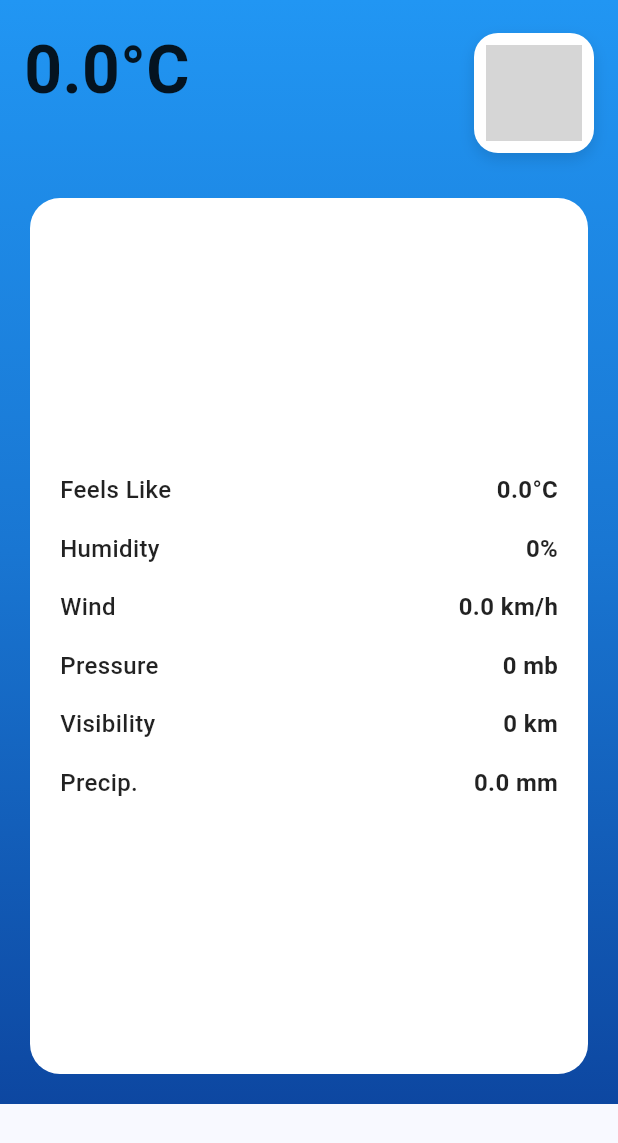
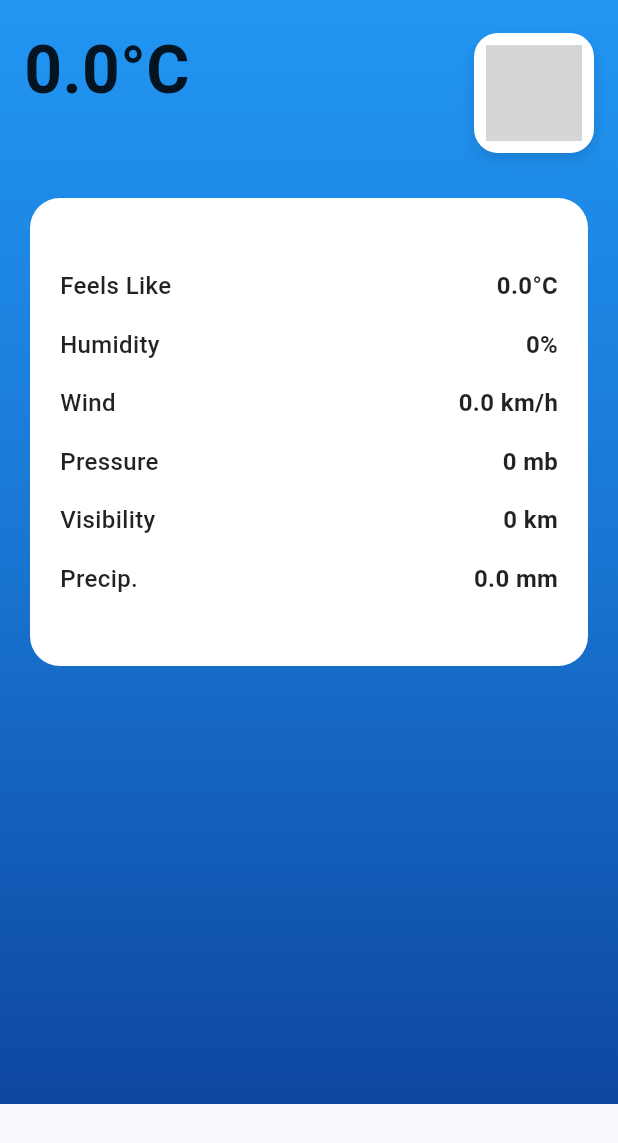
Before and after one commit to sofiiavasylieva/weather_app, a Flutter app: the CurrentWeatherScreen widget shown alone on an empty page, opened directly with empty values, on a phone screen of 412 x 824 dp. Shown: the top 1143 px of the screen. Run offline on Flutter 3.47's test engine with Material 3 defaults, Android fonts, the phone set to English and light mode, and no system bars; our stand-ins replace fl_chart, shared_preferences; accounts and stored records are empty; network calls fail; grey boxes are pictures that could not be loaded.

```diff
--- a/lib/screens/current_weather_screen.dart
+++ b/lib/screens/current_weather_screen.dart
@@ -72,7 +72,8 @@ class CurrentWeatherScreen extends StatelessWidget {
                     ],
                   ),
                   const SizedBox(height: 20),
-                  Flexible(
+                  SizedBox(
+                    height: 320,
                     child: Card(
                       color: Colors.white.withValues(alpha: 51),
                       elevation: 0,
```
